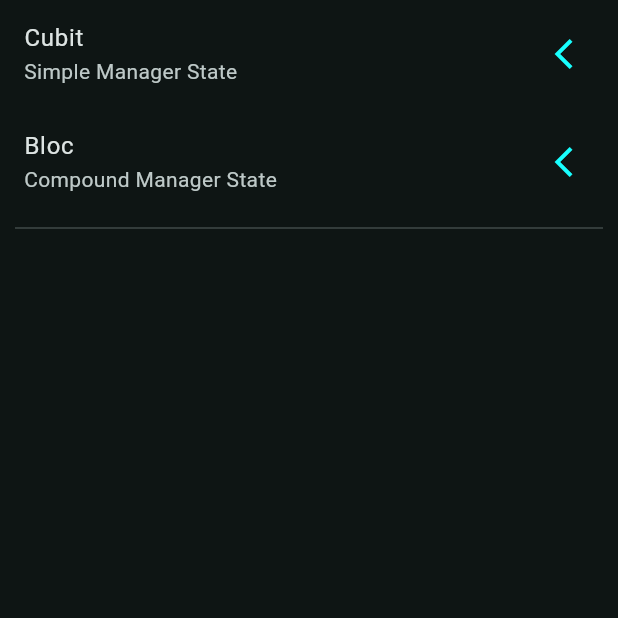
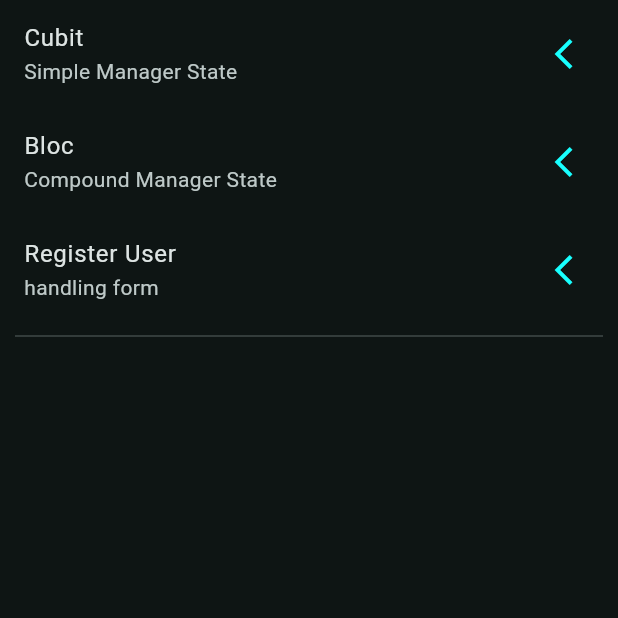
Before and after one commit to grmnfrnndz/flutter-form-app, a Flutter app: the screen it shows after launch, on a phone screen of 412 x 824 dp, the top half of it. Run offline on Flutter 3.47's test engine with Material 2 defaults, Android fonts, the phone set to English and light mode, and no system bars; our stand-ins replace equatable, flutter_bloc, go_router.

Commit message:
implemented squeleton form

```diff
--- a/lib/config/router/app_router.dart
+++ b/lib/config/router/app_router.dart
@@ -8,5 +8,6 @@ final appRouter = GoRouter(
     GoRoute(path: '/', name: HomeScreen.name, builder: (context, state) => const HomeScreen()),
     GoRoute(path: '/cubit', name: CubitCounterScreen.name, builder: (context, state) => const CubitCounterScreen()),
     GoRoute(path: '/bloc', name: BlocCounterScreen.name, builder: (context, state) => const BlocCounterScreen()),
+    GoRoute(path: '/register_user', name: RegisterScreen.name, builder: (context, state) => const RegisterScreen()),
   ]
 );
--- a/lib/presentation/screens/home_screen.dart
+++ b/lib/presentation/screens/home_screen.dart
@@ -28,6 +28,14 @@ class HomeScreen extends StatelessWidget {
               context.push('/bloc');
             },
           ),
+          ListTile(
+            title: const Text('Register User'),
+            subtitle: const Text('handling form'),
+            trailing: const Icon(Icons.arrow_back_ios_outlined),
+            onTap: () {
+              context.push('/register_user');
+            },
+          ),
 
           const Padding(
             padding: EdgeInsets.symmetric(horizontal: 10),
--- a/lib/presentation/screens/screens.dart
+++ b/lib/presentation/screens/screens.dart
@@ -1,3 +1,4 @@
 export 'package:form_app/presentation/screens/bloc_counter_screen.dart';
 export 'package:form_app/presentation/screens/cubit_counter_screen.dart';
 export 'package:form_app/presentation/screens/home_screen.dart';
+export 'package:form_app/presentation/screens/register_screen.dart';
```
Also changed, not shown: lib/presentation/screens/register_screen.dart (added, +19 -0 lines).
